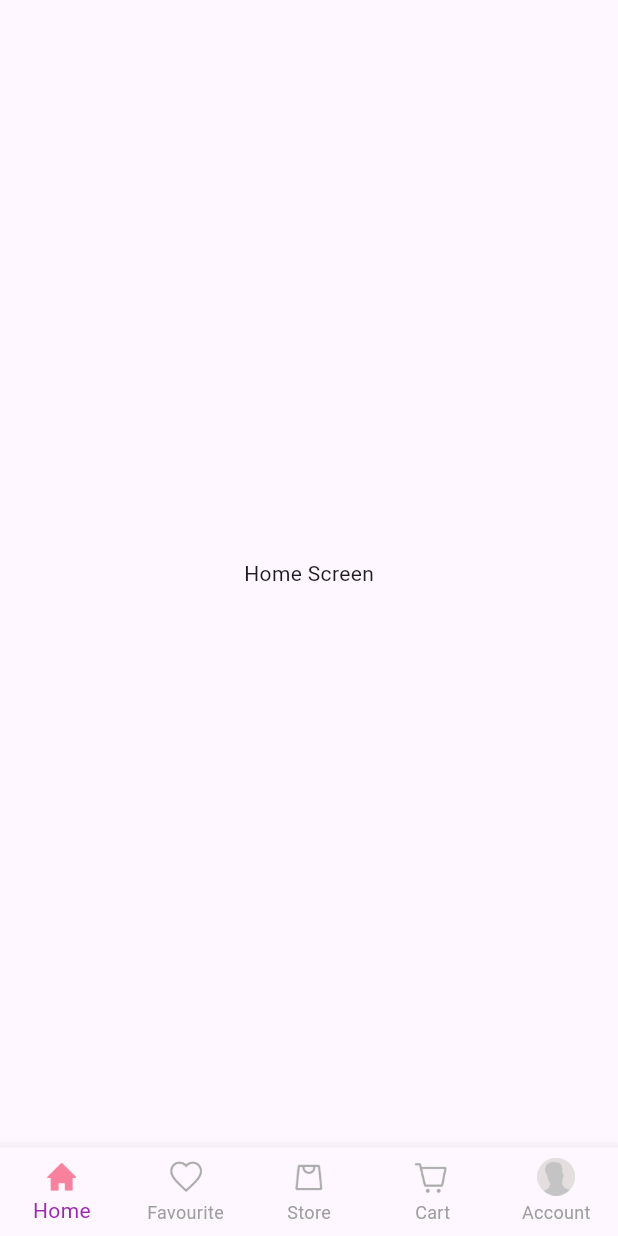
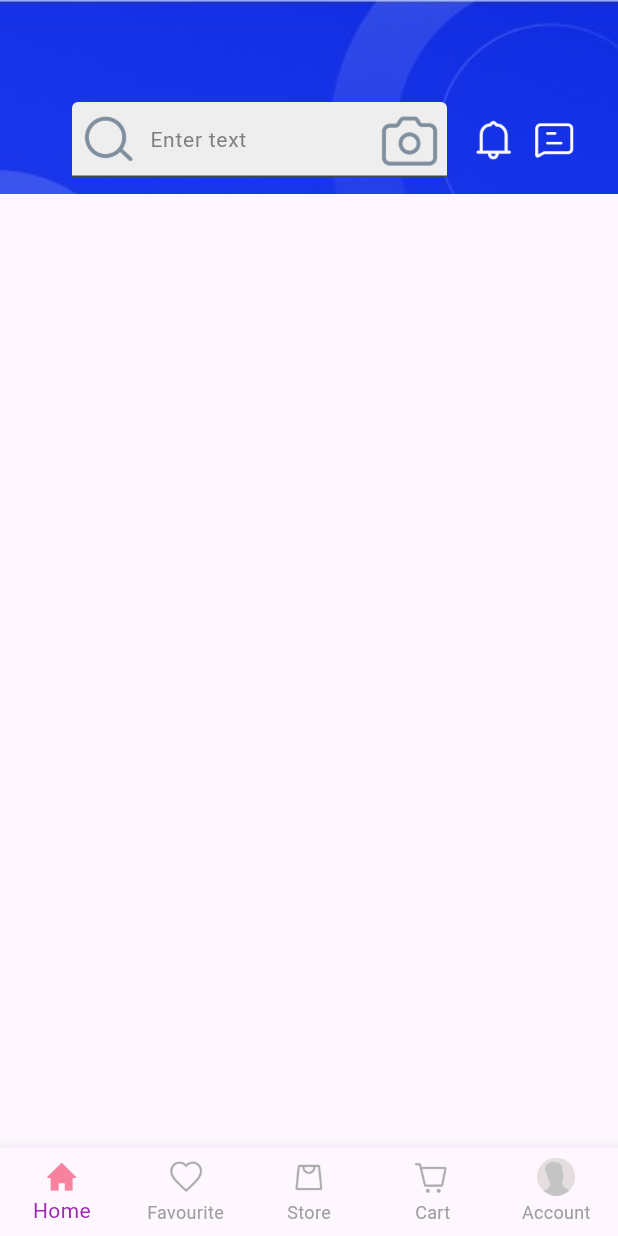
Before and after one commit to psj2001/online_shopping_app, a Flutter app: the screen it shows after launch, on a phone screen of 412 x 824 dp. Run offline on Flutter 3.47's test engine with Material 3 defaults, Android fonts, the phone set to English and light mode, and no system bars; our stand-ins replace google_fonts.

Commit message:
Add HeaderWidget and update HomeScreen layout

```diff
--- a/lib/view/Screens/Nav screens/home screen.dart
+++ b/lib/view/Screens/Nav screens/home screen.dart
@@ -1,4 +1,5 @@
 import 'package:flutter/material.dart';
+import 'package:online_shopping_app/view/Screens/Nav%20screens/widget/header_widget.dart';
 
 class HomeScreen extends StatelessWidget {
   const HomeScreen({super.key});
@@ -6,8 +7,12 @@ class HomeScreen extends StatelessWidget {
   @override
   Widget build(BuildContext context) {
     return const Scaffold(
-      body: Center(
-        child: Text("Home Screen"),
+      body: SingleChildScrollView(
+        child: Column(
+          children: [
+          HeaderWidget(),
+          ],
+        ),
       ),
     );
   }
--- /dev/null
+++ b/lib/view/Screens/Nav screens/widget/header_widget.dart
@@ -0,0 +1,80 @@
+import 'package:flutter/material.dart';
+
+class HeaderWidget extends StatelessWidget {
+  const HeaderWidget({super.key});
+
+  @override
+  Widget build(BuildContext context) {
+    return Container(
+      width: MediaQuery.of(context).size.width,
+      height: MediaQuery.of(context).size.height * 0.20,
+      child: Stack(
+        children: [
+          Image.asset(
+            "assets/searchBanner.jpeg",
+            width: MediaQuery.of(context).size.width,
+            fit: BoxFit.cover,
+          ),
+          Positioned(
+            left: 48,
+            top: 68,
+            child: SizedBox(
+              height: 50,
+              width: 250,
+              child: TextField(
+                decoration: InputDecoration(
+                  hintText: 'Enter text',
+                  hintStyle: TextStyle(fontSize: 14, color: Color(0xff7f7f7f)),
+                  contentPadding:
+                      EdgeInsets.symmetric(horizontal: 12, vertical: 16),
+                  prefixIcon: Image.asset(
+                    "assets/searc1.png",
+                    height: 10,
+                    width: 10,
+                  ),
+                  suffixIcon: Image.asset("assets/cam.png",
+                     height: 10,
+                    width: 10,
+                    ),
+                  fillColor: Colors.grey.shade200,
+                  filled: true,
+                  focusColor: Colors.black,
+                ),
+              ),
+            ),
+          ),
+          Positioned(
+              left: 311,
+              top: 78,
+              child: Material(
+                type: MaterialType.transparency,
+                child: InkWell(
+                  child: Ink(
+                    width: 31,
+                    height: 31,
+                    decoration: BoxDecoration(
+                        image: DecorationImage(
+                            image: AssetImage("assets/bell.png"))),
+                  ),
+                ),
+              )),
+          Positioned(
+              left: 354,
+              top: 78,
+              child: Material(
+                type: MaterialType.transparency,
+                child: InkWell(
+                  child: Ink(
+                    width: 31,
+                    height: 31,
+                    decoration: BoxDecoration(
+                        image: DecorationImage(
+                            image: AssetImage("assets/message.png"))),
+                  ),
+                ),
+              ))
+        ],
+      ),
+    );
+  }
+}
```
